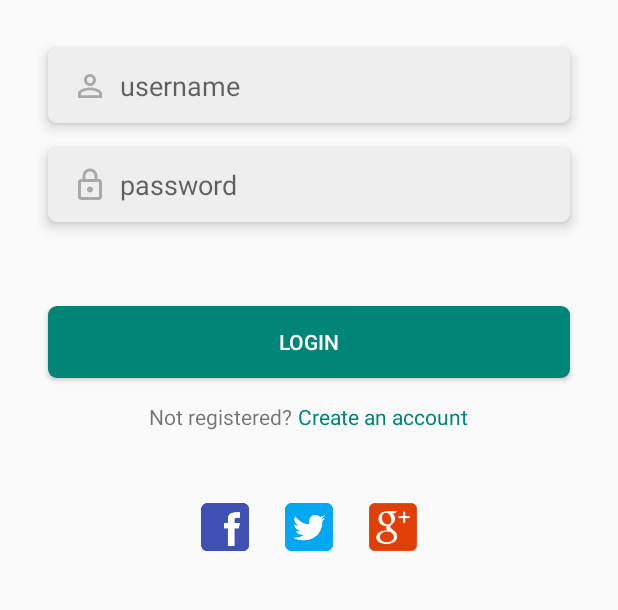
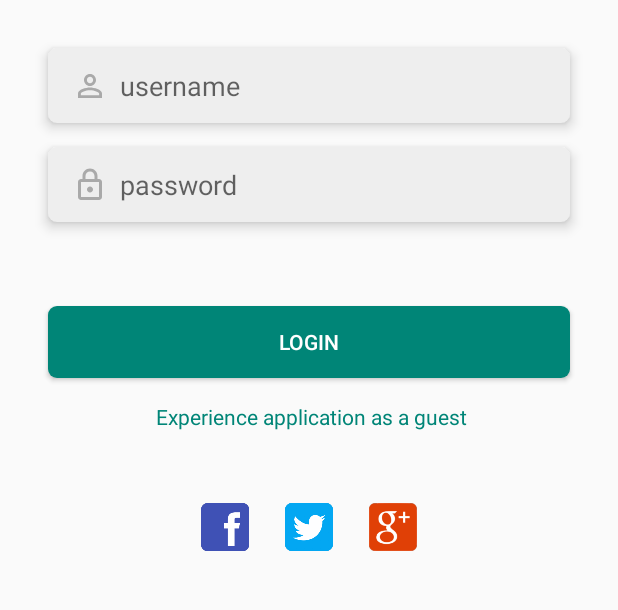
Before and after one commit to nghevabe/SmartApp4.0, an Android app: the screen it shows after launch (LoginActivity), on a phone screen of 412 x 824 dp, the part 380-990 px from its top. Run offline under Robolectric (Android 15) with nearby library versions, the phone set to English and light mode, and no system bars.

Commit message:
[UI] Change UI of Login Screen

```diff
--- a/SmartApp2/app/src/main/java/com/example/smartapp/DateTimeProcess.java
+++ b/SmartApp2/app/src/main/java/com/example/smartapp/DateTimeProcess.java
@@ -73,7 +73,7 @@ public class DateTimeProcess {
 
         String part = DateTime_cut[2];
         if(part.equals("PM")){
-            sHour = sHour - 12;
+            sHour = sHour;
         }
 
         sMinute = Integer.parseInt(minute);
--- a/SmartApp2/app/src/main/res/layout/login_activity.xml
+++ b/SmartApp2/app/src/main/res/layout/login_activity.xml
@@ -108,7 +108,8 @@
             android:layout_height="wrap_content"
             android:text="@string/not_register_txt"
             app:layout_constraintStart_toStartOf="parent"
-            app:layout_constraintTop_toTopOf="parent" />
+            app:layout_constraintTop_toTopOf="parent"
+            android:visibility="gone"/>
 
         <TextView
             android:layout_width="wrap_content"
--- a/SmartApp2/app/src/main/res/values/strings.xml
+++ b/SmartApp2/app/src/main/res/values/strings.xml
@@ -11,8 +11,8 @@
     <string name="title_choose_scenario_txt">Choose Your Scenario</string>
     <string name="title_setup_home_txt">Setup Your Home</string>
 
-    <string name="not_register_txt">Not registered?</string>
-    <string name="create_account_txt">Create an account</string>
+    <string name="not_register_txt">Not have an account?</string>
+    <string name="create_account_txt">Experience application as a guest</string>
 
     <string name="house_device_txt">House Device</string>
     <string name="remote_device_txt">Remote Device</string>
```
